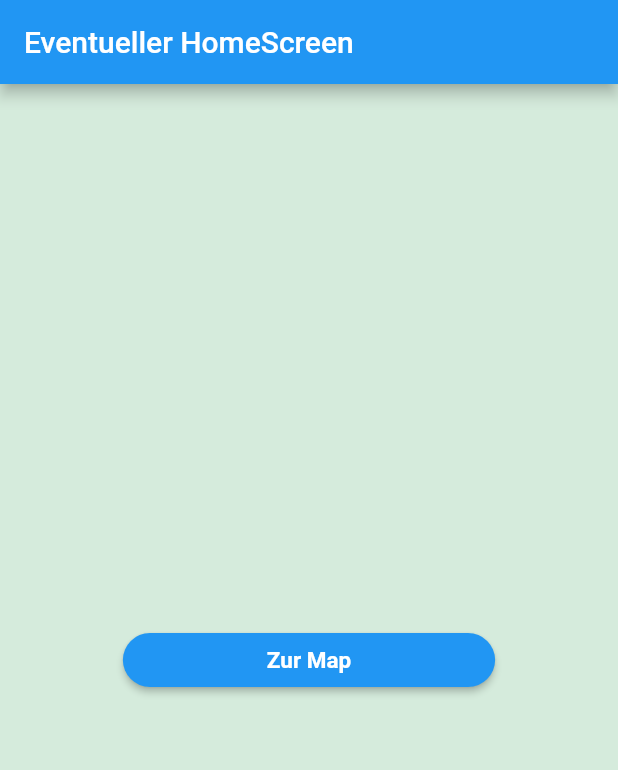
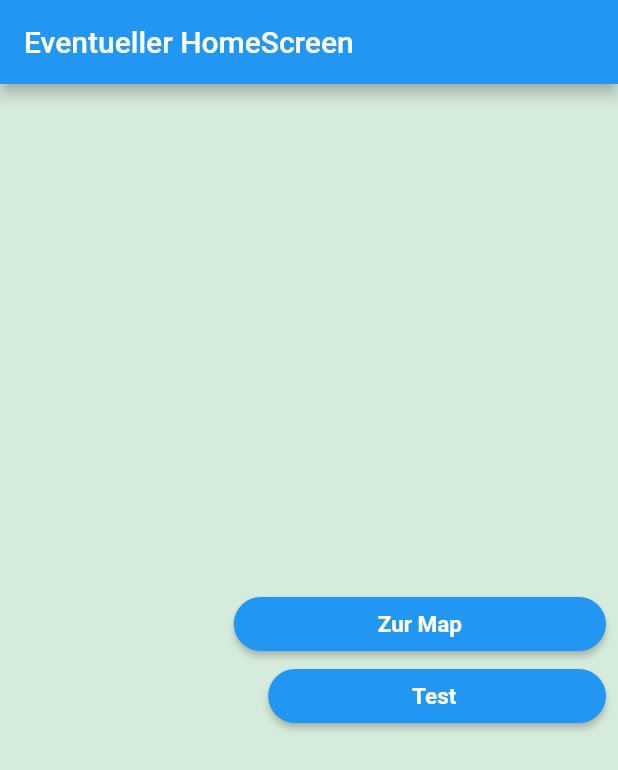
Before and after one commit to bitNoxis/turnup_try, a Flutter app: the HomeScreen screen opened by its route, on a phone screen of 412 x 824 dp. Shown: the top 770 px of the screen. Run offline on Flutter 3.47's test engine with Material 2 defaults, Android fonts, the phone set to English and light mode, and no system bars; our stand-ins replace firebase_auth, firebase_core, flutter_map, latlong2; accounts and stored records are empty.

```diff
--- a/lib/screens/home/home.dart
+++ b/lib/screens/home/home.dart
@@ -1,6 +1,7 @@
 import 'package:flutter/cupertino.dart';
 import 'package:flutter/material.dart';
 import 'package:turnup_try/screens/map/map.dart';
+import 'package:turnup_try/screens/users/test.dart';
 
 class HomeScreen extends StatelessWidget {
   const HomeScreen({Key? key}) : super(key: key);
@@ -10,12 +11,14 @@ class HomeScreen extends StatelessWidget {
     return Scaffold(
       appBar: AppBar(
         automaticallyImplyLeading: false,
-        title: Text("Eventueller HomeScreen"),
+        title: const Text("Eventueller HomeScreen"),
       ),
       body: Center(
-        child: ElevatedButton(
+        child: ButtonBar(
+          children: <Widget>[
+            ElevatedButton(
               child: const Padding(
-            padding: const EdgeInsets.symmetric(horizontal: 80),
+                padding: EdgeInsets.symmetric(horizontal: 80),
                 child: Text(
                   "Zur Map",
                   style: TextStyle(
@@ -26,15 +29,32 @@ class HomeScreen extends StatelessWidget {
               ),
               style: ElevatedButton.styleFrom(
                   shape: RoundedRectangleBorder(
-            borderRadius: BorderRadius.circular(20),
-          )),
+                      borderRadius: BorderRadius.circular(20))),
+              onPressed: () {
+                Navigator.of(context).push(MaterialPageRoute(
+                    builder: (context) => const AnimatedMarkersMap()));
+              },
+            ),
+            ElevatedButton(
+              child: const Padding(
+                padding: EdgeInsets.symmetric(horizontal: 80),
+                child: Text(
+                  "Test ",
+                  style: TextStyle(
+                      color: Colors.white,
+                      fontWeight: FontWeight.bold,
+                      fontSize: 15.0),
+                ),
+              ),
+              style: ElevatedButton.styleFrom(
+                  shape: RoundedRectangleBorder(
+                      borderRadius: BorderRadius.circular(20))),
               onPressed: () {
                 Navigator.of(context).push(
-              MaterialPageRoute(
-                builder: (context) => AnimatedMarkersMap(),
+                    MaterialPageRoute(builder: (context) => const OurUsers()));
+              },
             ),
-            );
-          },
+          ],
         ),
       ),
     );
```
Also changed, not shown: lib/models/User.dart (added, +23 -0 lines), lib/screens/signup/localwidgets/signUpForm.dart (+19 -11 lines), lib/screens/users/test.dart (added, +37 -0 lines). Lines whose indentation alone changed are shown as unchanged.
